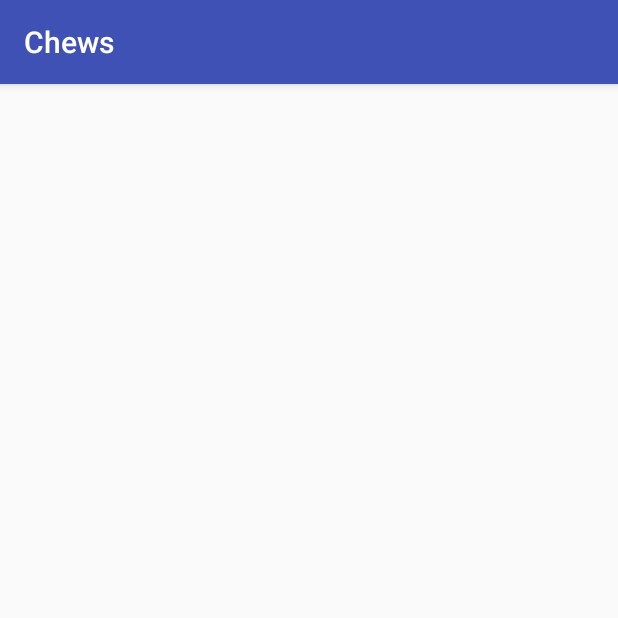
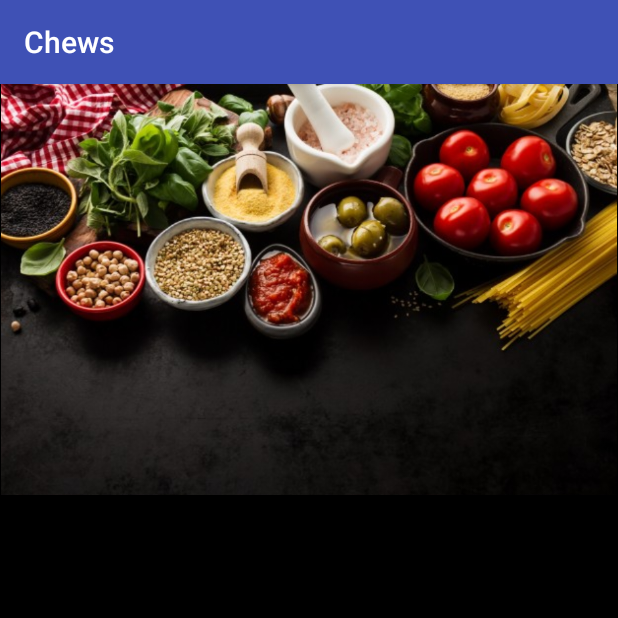
Before and after one commit to biancakris/CST438_Project_Personal_Recipe_Finder, an Android app: the AddItemActivity screen opened directly, with no data from a screen before it, on a phone screen of 412 x 824 dp, the top half of it. Run offline under Robolectric (Android 15) with nearby library versions, the phone set to English and light mode, and no system bars.

Commit message:
editing UI

```diff
--- a/app/src/main/res/layout/activity_add_item.xml
+++ b/app/src/main/res/layout/activity_add_item.xml
@@ -1,9 +1,17 @@
 <?xml version="1.0" encoding="utf-8"?>
-<android.support.constraint.ConstraintLayout xmlns:android="http://schemas.android.com/apk/res/android"
+<RelativeLayout xmlns:android="http://schemas.android.com/apk/res/android"
     xmlns:app="http://schemas.android.com/apk/res-auto"
     xmlns:tools="http://schemas.android.com/tools"
     android:layout_width="match_parent"
     android:layout_height="match_parent"
-    tools:context=".AddItemActivity">
+    tools:context=".AddItemActivity"
+    android:background="@color/black">
 
-</android.support.constraint.ConstraintLayout>
+    <ImageView
+        android:layout_width="match_parent"
+        android:layout_height="274dp"
+        android:layout_alignParentStart="true"
+        android:layout_alignParentTop="true"
+        android:src="@drawable/login_bg" />
+
+</RelativeLayout>
--- a/app/src/main/res/layout/activity_profile.xml
+++ b/app/src/main/res/layout/activity_profile.xml
@@ -96,6 +96,7 @@
         android:layout_height="wrap_content"
         android:layout_alignEnd="@+id/editTextName"
         android:layout_alignTop="@+id/allergyLabel"
+        android:background="@drawable/login_button"
         android:text="Add" />
 
     <TextView
```
Also changed, not shown: app/src/main/java/edu/csumb/abmedina/cst438_project_personal_recipe_finder/FridgeDashboardActivity.java (+13 -0 lines).
